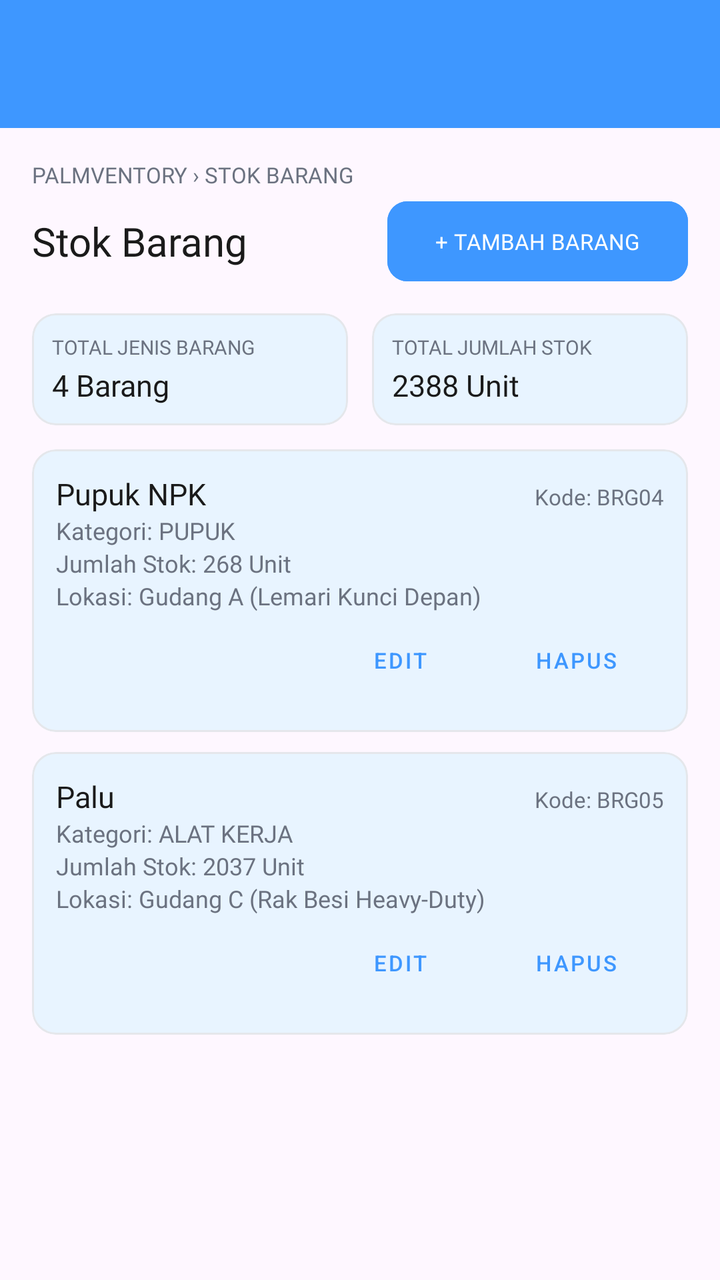
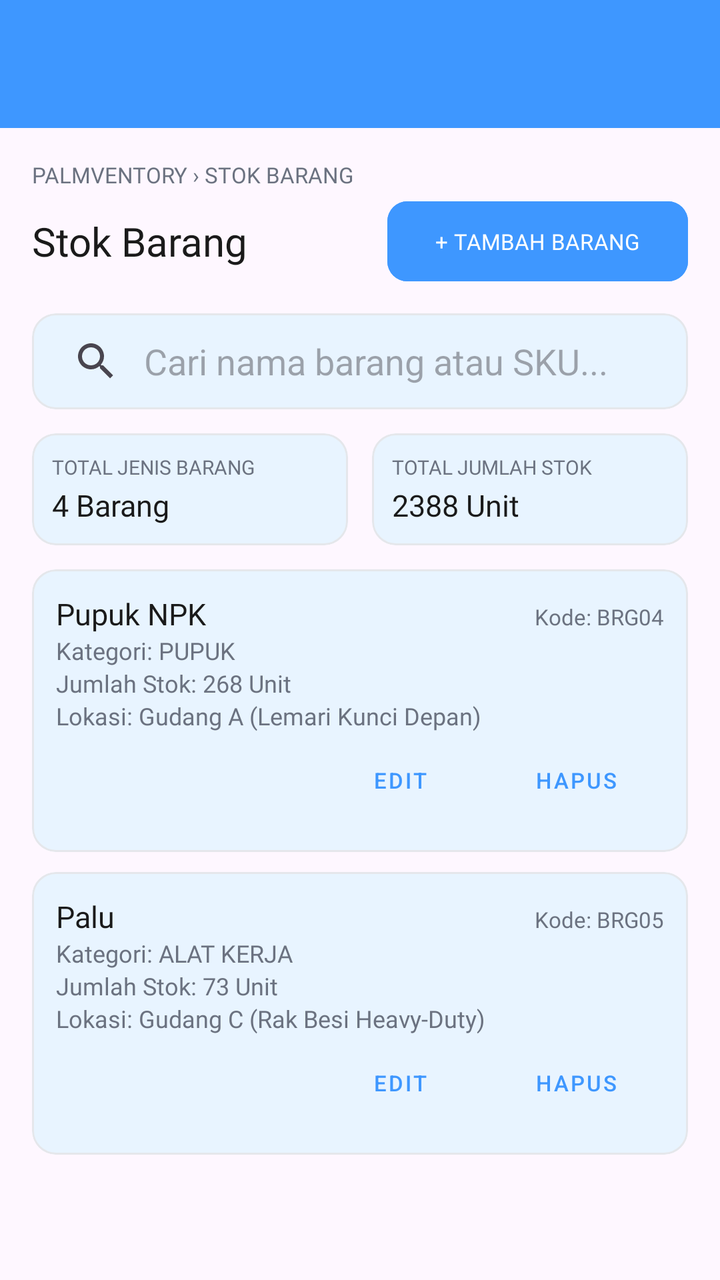

Before-and-after screenshots of an Android layout around one commit, followed by the original layout XML and the change that was made.
<!-- AndroidManifest.xml: application theme Theme.ILWpocky -->
<!-- res/layout/fragment_kelola_barang.xml -->
<?xml version="1.0" encoding="utf-8"?>
<androidx.constraintlayout.widget.ConstraintLayout xmlns:android="http://schemas.android.com/apk/res/android"
    xmlns:app="http://schemas.android.com/apk/res-auto"
    xmlns:tools="http://schemas.android.com/tools"
    android:layout_width="match_parent"
    android:layout_height="match_parent"
    tools:context=".Kelola_barang.KelolaBarangFragment">

    
    <androidx.appcompat.widget.Toolbar
        android:id="@+id/toolbar"
        android:layout_width="match_parent"
        android:layout_height="?attr/actionBarSize"
        android:background="@color/primary_blue"
        app:layout_constraintTop_toTopOf="parent"
        app:titleTextColor="@color/white" />

    <LinearLayout
        android:layout_width="match_parent"
        android:layout_height="0dp"
        android:orientation="vertical"
        android:padding="16dp"
        app:layout_constraintBottom_toBottomOf="parent"
        app:layout_constraintTop_toBottomOf="@id/toolbar">

        
        <TextView
            android:layout_width="wrap_content"
            android:layout_height="wrap_content"
            android:fontFamily="@font/poppins_regular"
            android:text="@string/kb_breadcrumb"
            android:textColor="@color/text_gray"
            android:textSize="11sp" />

        
        <LinearLayout
            android:layout_width="match_parent"
            android:layout_height="wrap_content"
            android:layout_marginTop="2dp"
            android:layout_marginBottom="12dp"
            android:gravity="center_vertical"
            android:orientation="horizontal">

            <TextView
                android:layout_width="0dp"
                android:layout_height="wrap_content"
                android:layout_weight="1"
                android:fontFamily="@font/poppins_semibold"
                android:text="@string/kb_heading"
                android:textColor="@color/text_black"
                android:textSize="20sp" />

            <com.google.android.material.button.MaterialButton
                android:id="@+id/btnTambahBarang"
                android:layout_width="wrap_content"
                android:layout_height="wrap_content"
                android:backgroundTint="@color/primary_blue"
                android:fontFamily="@font/poppins_medium"
                android:text="@string/kb_btn_tambah"
                android:textColor="@color/white"
                android:textSize="11sp"
                app:cornerRadius="10dp" />
        </LinearLayout>

        
        <LinearLayout
            android:layout_width="match_parent"
            android:layout_height="wrap_content"
            android:layout_marginBottom="12dp"
            android:baselineAligned="false"
            android:orientation="horizontal">

            <com.google.android.material.card.MaterialCardView
                android:layout_width="0dp"
                android:layout_height="wrap_content"
                android:layout_marginEnd="6dp"
                android:layout_weight="1"
                app:cardBackgroundColor="@color/biru_muda"
                app:cardCornerRadius="12dp"
                app:cardElevation="0dp"
                app:strokeColor="@color/abu_muda"
                app:strokeWidth="1dp">

                <LinearLayout
                    android:layout_width="match_parent"
                    android:layout_height="wrap_content"
                    android:orientation="vertical"
                    android:padding="10dp">

                    <TextView
                        android:layout_width="wrap_content"
                        android:layout_height="wrap_content"
                        android:fontFamily="@font/poppins_semibold"
                        android:text="@string/kb_stat_total_sku_title"
                        android:textColor="@color/text_gray"
                        android:textSize="10sp" />

                    <TextView
                        android:layout_width="wrap_content"
                        android:layout_height="wrap_content"
                        android:layout_marginTop="2dp"
                        android:fontFamily="@font/poppins_semibold"
                        android:text="@string/kb_stat_total_sku_val"
                        android:textColor="@color/text_black"
                        android:textSize="15sp" />
                </LinearLayout>
            </com.google.android.material.card.MaterialCardView>

            <com.google.android.material.card.MaterialCardView
                android:layout_width="0dp"
                android:layout_height="wrap_content"
                android:layout_marginStart="6dp"
                android:layout_weight="1"
                app:cardBackgroundColor="@color/biru_muda"
                app:cardCornerRadius="12dp"
                app:cardElevation="0dp"
                app:strokeColor="@color/abu_muda"
                app:strokeWidth="1dp">

                <LinearLayout
                    android:layout_width="match_parent"
                    android:layout_height="wrap_content"
                    android:orientation="vertical"
                    android:padding="10dp">

                    <TextView
                        android:layout_width="wrap_content"
                        android:layout_height="wrap_content"
                        android:fontFamily="@font/poppins_semibold"
                        android:text="@string/kb_stat_total_stok_title"
                        android:textColor="@color/text_gray"
                        android:textSize="10sp" />

                    <TextView
                        android:layout_width="wrap_content"
                        android:layout_height="wrap_content"
                        android:layout_marginTop="2dp"
                        android:fontFamily="@font/poppins_semibold"
                        android:text="@string/kb_stat_total_stok_val"
                        android:textColor="@color/text_black"
                        android:textSize="15sp" />
                </LinearLayout>
            </com.google.android.material.card.MaterialCardView>
        </LinearLayout>

        
        <com.google.android.material.card.MaterialCardView
            android:layout_width="match_parent"
            android:layout_height="wrap_content"
            android:layout_marginBottom="10dp"
            app:cardBackgroundColor="@color/biru_muda"
            app:cardCornerRadius="12dp"
            app:cardElevation="0dp"
            app:strokeColor="@color/abu_muda"
            app:strokeWidth="1dp">

            <LinearLayout
                android:layout_width="match_parent"
                android:layout_height="wrap_content"
                android:orientation="vertical"
                android:padding="12dp">

                <LinearLayout
                    android:layout_width="match_parent"
                    android:layout_height="wrap_content"
                    android:orientation="horizontal">
                    <TextView
                        android:layout_width="0dp"
                        android:layout_height="wrap_content"
                        android:layout_weight="1"
                        android:fontFamily="@font/poppins_medium"
                        android:text="@string/kb_item1_nama"
                        android:textColor="@color/text_black"
                        android:textSize="15sp" />
                    <TextView
                        android:layout_width="wrap_content"
                        android:layout_height="wrap_content"
                        android:fontFamily="@font/poppins_regular"
                        android:text="@string/kb_item1_sku"
                        android:textColor="@color/text_gray"
                        android:textSize="11sp" />
                </LinearLayout>

                <TextView
                    android:layout_width="wrap_content"
                    android:layout_height="wrap_content"
                    android:fontFamily="@font/poppins_regular"
                    android:text="@string/kb_item1_kat"
                    android:textColor="@color/text_gray"
                    android:textSize="12sp" />

                <TextView
                    android:layout_width="wrap_content"
                    android:layout_height="wrap_content"
                    android:fontFamily="@font/poppins_regular"
                    android:text="@string/kb_item1_stok"
                    android:textColor="@color/text_gray"
                    android:textSize="12sp" />

                <TextView
                    android:layout_width="wrap_content"
                    android:layout_height="wrap_content"
                    android:fontFamily="@font/poppins_regular"
                    android:text="@string/kb_item1_lokasi"
                    android:textColor="@color/text_gray"
                    android:textSize="12sp" />

                <LinearLayout
                    android:layout_width="match_parent"
                    android:layout_height="wrap_content"
                    android:gravity="end"
                    android:orientation="horizontal">
                    <com.google.android.material.button.MaterialButton
                        style="@style/Widget.MaterialComponents.Button.TextButton"
                        android:layout_width="wrap_content"
                        android:layout_height="wrap_content"
                        android:text="@string/kb_action_edit"
                        android:textColor="@color/primary_blue"
                        android:textSize="11sp" />
                    <com.google.android.material.button.MaterialButton
                        style="@style/Widget.MaterialComponents.Button.TextButton"
                        android:layout_width="wrap_content"
                        android:layout_height="wrap_content"
                        android:text="@string/kb_action_hapus"
                        android:textColor="@color/primary_blue"
                        android:textSize="11sp" />
                </LinearLayout>
            </LinearLayout>
        </com.google.android.material.card.MaterialCardView>

        
        <com.google.android.material.card.MaterialCardView
            android:layout_width="match_parent"
            android:layout_height="wrap_content"
            app:cardBackgroundColor="@color/biru_muda"
            app:cardCornerRadius="12dp"
            app:cardElevation="0dp"
            app:strokeColor="@color/abu_muda"
            app:strokeWidth="1dp">

            <LinearLayout
                android:layout_width="match_parent"
                android:layout_height="wrap_content"
                android:orientation="vertical"
                android:padding="12dp">

                <LinearLayout
                    android:layout_width="match_parent"
                    android:layout_height="wrap_content"
                    android:orientation="horizontal">
                    <TextView
                        android:layout_width="0dp"
                        android:layout_height="wrap_content"
                        android:layout_weight="1"
                        android:fontFamily="@font/poppins_medium"
                        android:text="@string/kb_item2_nama"
                        android:textColor="@color/text_black"
                        android:textSize="15sp" />
                    <TextView
                        android:layout_width="wrap_content"
                        android:layout_height="wrap_content"
                        android:fontFamily="@font/poppins_regular"
                        android:text="@string/kb_item2_sku"
                        android:textColor="@color/text_gray"
                        android:textSize="11sp" />
                </LinearLayout>

                <TextView
                    android:layout_width="wrap_content"
                    android:layout_height="wrap_content"
                    android:fontFamily="@font/poppins_regular"
                    android:text="@string/kb_item2_kat"
                    android:textColor="@color/text_gray"
                    android:textSize="12sp" />

                <TextView
                    android:layout_width="wrap_content"
                    android:layout_height="wrap_content"
                    android:fontFamily="@font/poppins_regular"
                    android:text="@string/kb_item2_stok"
                    android:textColor="@color/text_gray"
                    android:textSize="12sp" />

                <TextView
                    android:layout_width="wrap_content"
                    android:layout_height="wrap_content"
                    android:fontFamily="@font/poppins_regular"
                    android:text="@string/kb_item2_lokasi"
                    android:textColor="@color/text_gray"
                    android:textSize="12sp" />

                <LinearLayout
                    android:layout_width="match_parent"
                    android:layout_height="wrap_content"
                    android:gravity="end"
                    android:orientation="horizontal">
                    <com.google.android.material.button.MaterialButton
                        style="@style/Widget.MaterialComponents.Button.TextButton"
                        android:layout_width="wrap_content"
                        android:layout_height="wrap_content"
                        android:text="@string/kb_action_edit"
                        android:textColor="@color/primary_blue"
                        android:textSize="11sp" />
                    <com.google.android.material.button.MaterialButton
                        style="@style/Widget.MaterialComponents.Button.TextButton"
                        android:layout_width="wrap_content"
                        android:layout_height="wrap_content"
                        android:text="@string/kb_action_hapus"
                        android:textColor="@color/primary_blue"
                        android:textSize="11sp" />
                </LinearLayout>
            </LinearLayout>
        </com.google.android.material.card.MaterialCardView>

    </LinearLayout>
</androidx.constraintlayout.widget.ConstraintLayout>
<!-- resources referenced by this layout -->
<resources>
  <color name="abu_muda">#E5E7EB</color>
  <color name="biru_muda">#E8F4FF</color>
  <color name="primary_blue">#3E97FF</color>
  <color name="text_black">#1A1A1A</color>
  <color name="text_gray">#6B7280</color>
  <color name="white">#FFFFFFFF</color>
  <string name="kb_action_edit">EDIT</string>
  <string name="kb_action_hapus">HAPUS</string>
  <string name="kb_breadcrumb">PALMVENTORY › STOK BARANG</string>
  <string name="kb_btn_tambah">+ TAMBAH BARANG</string>
  <string name="kb_heading">Stok Barang</string>
  <string name="kb_item1_kat">Kategori: PUPUK</string>
  <string name="kb_item1_lokasi">Lokasi: Gudang A (Lemari Kunci Depan)</string>
  <string name="kb_item1_nama">Pupuk NPK</string>
  <string name="kb_item1_sku">Kode: BRG04</string>
  <string name="kb_item1_stok">Jumlah Stok: 268 Unit</string>
  <string name="kb_item2_kat">Kategori: ALAT KERJA</string>
  <string name="kb_item2_lokasi">Lokasi: Gudang C (Rak Besi Heavy-Duty)</string>
  <string name="kb_item2_nama">Palu</string>
  <string name="kb_item2_sku">Kode: BRG05</string>
  <string name="kb_item2_stok">Jumlah Stok: 2037 Unit</string>
  <string name="kb_stat_total_sku_title">TOTAL JENIS BARANG</string>
  <string name="kb_stat_total_sku_val">4 Barang</string>
  <string name="kb_stat_total_stok_title">TOTAL JUMLAH STOK</string>
  <string name="kb_stat_total_stok_val">2388 Unit</string>
  <style name="Theme.ILWpocky" parent="Base.Theme.ILWpocky" />
  <style name="Base.Theme.ILWpocky" parent="Theme.Material3.DayNight.NoActionBar">
          
          
      </style>
</resources>

<!-- the commit's change to res/layout/fragment_kelola_barang.xml (unified diff, before → after) -->
@@ -63,6 +63,25 @@
         </LinearLayout>
 
         
+        <com.google.android.material.card.MaterialCardView
+            android:layout_width="match_parent"
+            android:layout_height="wrap_content"
+            android:layout_marginBottom="12dp"
+            app:cardBackgroundColor="@color/biru_muda"
+            app:cardCornerRadius="12dp"
+            app:cardElevation="0dp"
+            app:strokeColor="@color/abu_muda"
+            app:strokeWidth="1dp">
+
+            <androidx.appcompat.widget.SearchView
+                android:id="@+id/searchViewBarang"
+                android:layout_width="match_parent"
+                android:layout_height="wrap_content"
+                app:iconifiedByDefault="false"
+                app:queryBackground="@android:color/transparent"
+                app:queryHint="Cari nama barang atau SKU..." />
+        </com.google.android.material.card.MaterialCardView>
+
         <LinearLayout
             android:layout_width="match_parent"
             android:layout_height="wrap_content"
@@ -145,6 +164,7 @@
 
         
         <com.google.android.material.card.MaterialCardView
+            android:id="@+id/cardBarang1"
             android:layout_width="match_parent"
             android:layout_height="wrap_content"
             android:layout_marginBottom="10dp"
@@ -165,6 +185,7 @@
                     android:layout_height="wrap_content"
                     android:orientation="horizontal">
                     <TextView
+                        android:id="@+id/tvNama1"
                         android:layout_width="0dp"
                         android:layout_height="wrap_content"
                         android:layout_weight="1"
@@ -173,6 +194,7 @@
                         android:textColor="@color/text_black"
                         android:textSize="15sp" />
                     <TextView
+                        android:id="@+id/tvSku1"
                         android:layout_width="wrap_content"
                         android:layout_height="wrap_content"
                         android:fontFamily="@font/poppins_regular"
@@ -230,6 +252,7 @@
 
         
         <com.google.android.material.card.MaterialCardView
+            android:id="@+id/cardBarang2"
             android:layout_width="match_parent"
             android:layout_height="wrap_content"
             app:cardBackgroundColor="@color/biru_muda"
@@ -249,6 +272,7 @@
                     android:layout_height="wrap_content"
                     android:orientation="horizontal">
                     <TextView
+                        android:id="@+id/tvNama2"
                         android:layout_width="0dp"
                         android:layout_height="wrap_content"
                         android:layout_weight="1"
@@ -257,6 +281,7 @@
                         android:textColor="@color/text_black"
                         android:textSize="15sp" />
                     <TextView
+                        android:id="@+id/tvSku2"
                         android:layout_width="wrap_content"
                         android:layout_height="wrap_content"
                         android:fontFamily="@font/poppins_regular"
@@ -311,6 +336,18 @@
                 </LinearLayout>
             </LinearLayout>
         </com.google.android.material.card.MaterialCardView>
+        
+        <TextView
+            android:id="@+id/tvEmptyState"
+            android:layout_width="match_parent"
+            android:layout_height="wrap_content"
+            android:layout_marginTop="32dp"
+            android:gravity="center"
+            android:fontFamily="@font/poppins_medium"
+            android:text="@string/barang_kosong"
+            android:textColor="@color/text_gray"
+            android:textSize="14sp"
+            android:visibility="gone" />
 
     </LinearLayout>
 </androidx.constraintlayout.widget.ConstraintLayout>
<!-- resource entries referenced after the edit -->
@@ -6,6 +6,7 @@
   <color name="text_black">#1A1A1A</color>
   <color name="text_gray">#6B7280</color>
   <color name="white">#FFFFFFFF</color>
+  <string name="barang_kosong">Barang tidak ditemukan</string>
   <string name="kb_action_edit">EDIT</string>
   <string name="kb_action_hapus">HAPUS</string>
   <string name="kb_breadcrumb">PALMVENTORY › STOK BARANG</string>
@@ -20,7 +21,7 @@
   <string name="kb_item2_lokasi">Lokasi: Gudang C (Rak Besi Heavy-Duty)</string>
   <string name="kb_item2_nama">Palu</string>
   <string name="kb_item2_sku">Kode: BRG05</string>
-  <string name="kb_item2_stok">Jumlah Stok: 2037 Unit</string>
+  <string name="kb_item2_stok">Jumlah Stok: 73 Unit</string>
   <string name="kb_stat_total_sku_title">TOTAL JENIS BARANG</string>
   <string name="kb_stat_total_sku_val">4 Barang</string>
   <string name="kb_stat_total_stok_title">TOTAL JUMLAH STOK</string>
